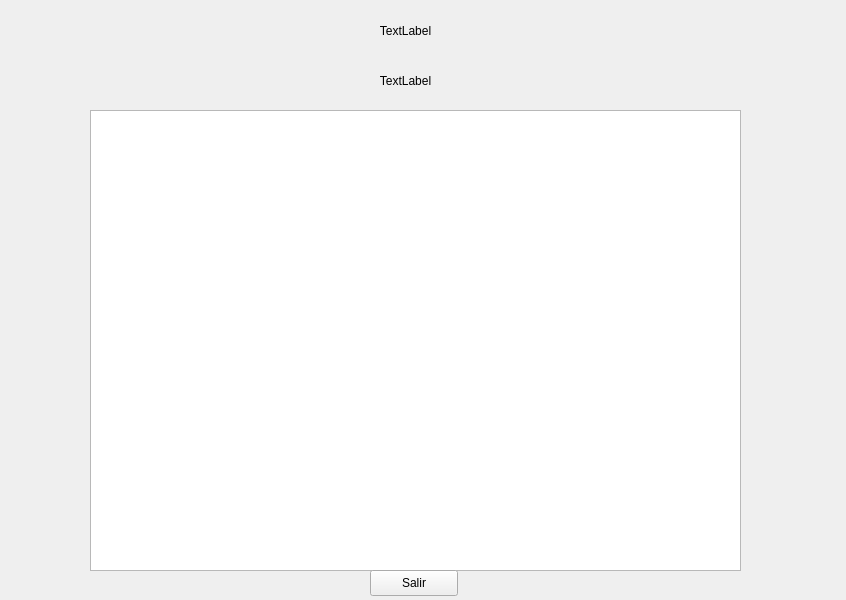
First picture: the form in client/Pantallas/resultscreen.ui, repository Taller-de-Programacion-2c2025-Grupo-20/TP_final-2025c2-Grupo20, before the edit.
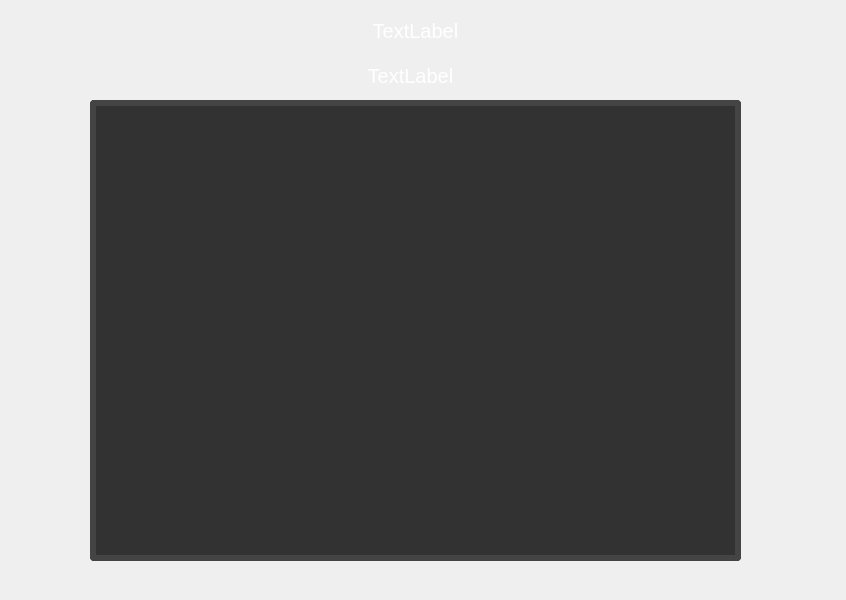
Second picture: the form after the edit.

Commit message: pantallas finales

```diff
--- a/client/Pantallas/resultscreen.ui
+++ b/client/Pantallas/resultscreen.ui
@@ -22,12 +22,17 @@
   <widget class="QLabel" name="label_Title">
    <property name="geometry">
     <rect>
-     <x>290</x>
-     <y>0</y>
+     <x>300</x>
+     <y>10</y>
      <width>231</width>
-     <height>61</height>
+     <height>41</height>
     </rect>
    </property>
+   <property name="styleSheet">
+    <string notr="true">font-family: &quot;Press Start 2P&quot;;
+font-size: 20px;
+color: #FFFFFF;</string>
+   </property>
    <property name="text">
     <string>TextLabel</string>
    </property>
@@ -38,12 +43,17 @@
   <widget class="QLabel" name="label_Outcome">
    <property name="geometry">
     <rect>
-     <x>290</x>
+     <x>300</x>
      <y>50</y>
-     <width>231</width>
-     <height>61</height>
+     <width>221</width>
+     <height>51</height>
     </rect>
    </property>
+   <property name="styleSheet">
+    <string notr="true">font-family: &quot;Press Start 2P&quot;;
+font-size: 20px;
+color: #FFFFFF;</string>
+   </property>
    <property name="text">
     <string>TextLabel</string>
    </property>
@@ -55,23 +65,58 @@
    <property name="geometry">
     <rect>
      <x>90</x>
-     <y>110</y>
+     <y>100</y>
      <width>651</width>
      <height>461</height>
     </rect>
    </property>
-  </widget>
-  <widget class="QPushButton" name="btn_Exit">
-   <property name="geometry">
-    <rect>
-     <x>370</x>
-     <y>570</y>
-     <width>88</width>
-     <height>26</height>
-    </rect>
+   <property name="styleSheet">
+    <string notr="true">QTableWidget {
+    background-color: rgba(20, 20, 20, 220);
+    color: #CCCCCC;
+    gridline-color: #333333;
+    font-family: &quot;Press Start 2P&quot;;
+    font-size: 10pt;
+    border: 6px solid #444444;       
+    border-radius: 4px;
+    selection-background-color: #333333;
+    selection-color: #FFFFFF;
+    outline: none;
+}
+
+QHeaderView::section {
+    background-color: #000000;
+    color: #EEEEEE;
+    padding: 8px;
+    border: 2px solid #444444;
+    border-bottom: 4px solid #444444;
+    font-family: &quot;Press Start 2P&quot;;
+    font-size: 11pt;
+    font-weight: bold;
+}
+
+QTableWidget::item {
+    padding: 5px;
+    border-bottom: 1px solid #222;
+}
+
+QScrollBar:vertical {
+    border: 2px solid #444444;
+    background: #000000;
+    width: 20px;
+    margin: 0px;
+}
+QScrollBar::handle:vertical {
+    background: #666666;
+    min-height: 20px;
+    border: 2px solid #444444;
+}
+QScrollBar::add-line:vertical, QScrollBar::sub-line:vertical {
+    background: none;
+}</string>
    </property>
-   <property name="text">
-    <string>Salir</string>
+   <property name="selectionMode">
+    <enum>QAbstractItemView::NoSelection</enum>
    </property>
   </widget>
  </widget>
```
The commit also changes 2 other files.
